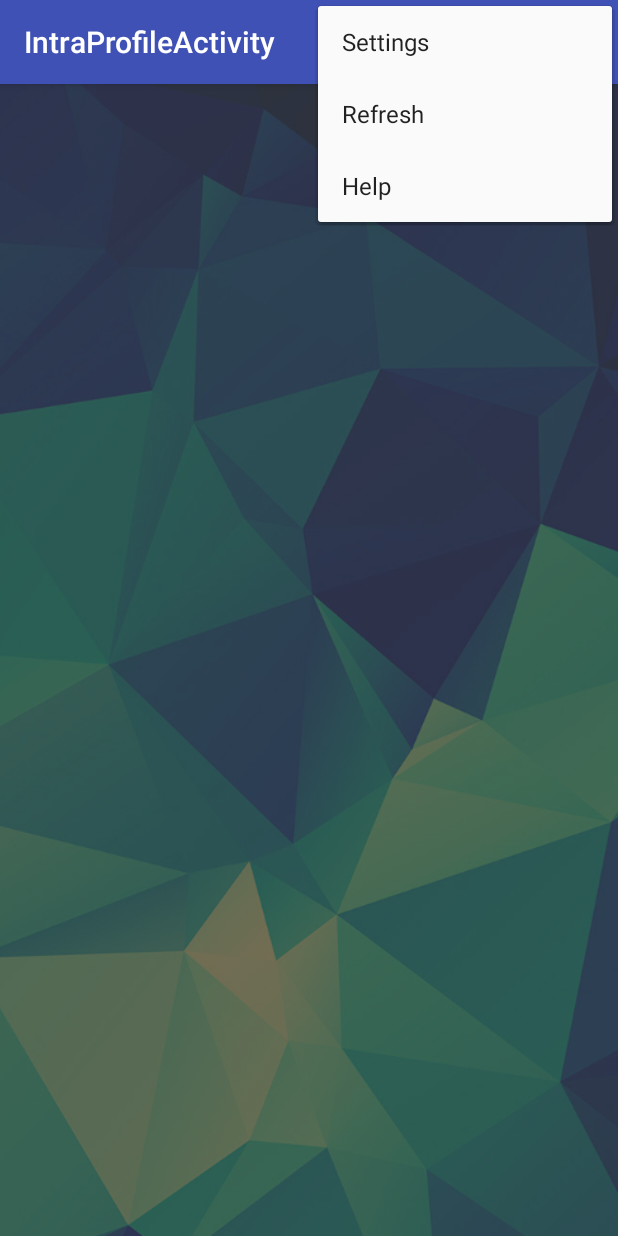
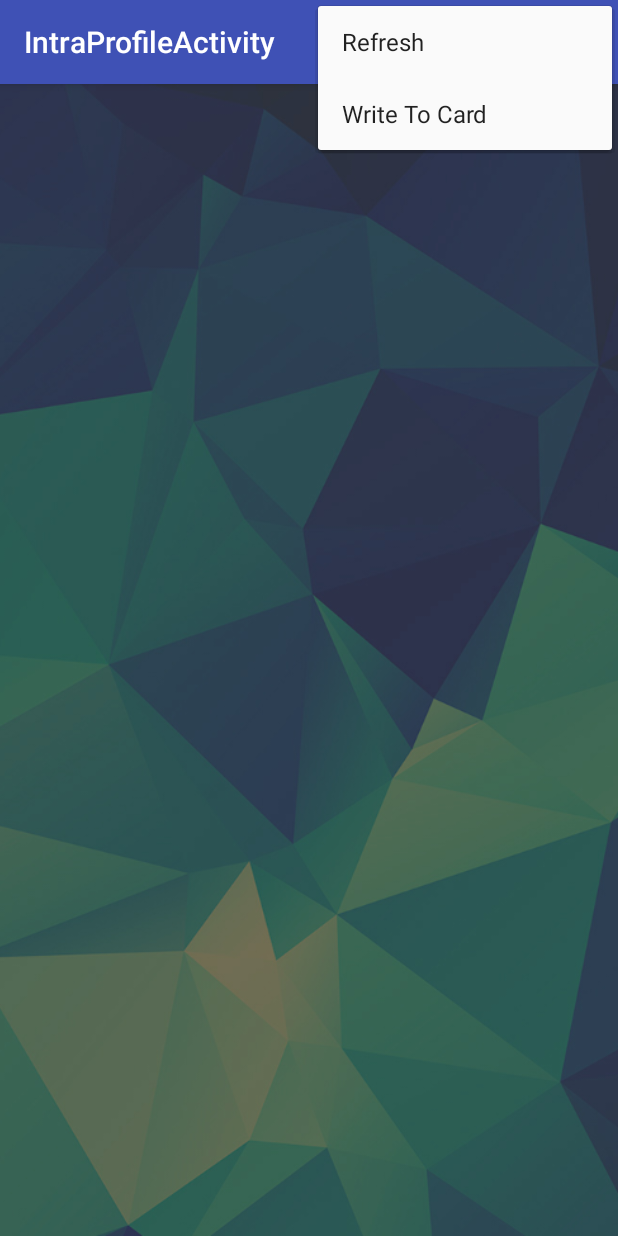
Before and after one commit to Cloudxtreme/idcard, an Android app: the IntraProfileActivity screen opened directly, with no data from a screen before it, with the options menu open, on a phone screen of 412 x 824 dp. Run offline under Robolectric (Android 15) with nearby library versions, the light colour scheme and no system bars; our stand-ins replace Picasso; network calls fail; pictures from the network do not load.

Commit message:
added writeCallback in IntraProfile

```diff
--- a/android/app/src/main/java/org/us/x42/kyork/idcard/IntraProfileActivity.java
+++ b/android/app/src/main/java/org/us/x42/kyork/idcard/IntraProfileActivity.java
@@ -32,12 +32,15 @@ public class IntraProfileActivity extends AppCompatActivity {
 
     private List<ProgressBar> progressBars = new ArrayList<ProgressBar>();
     private MenuItem.OnMenuItemClickListener refreshCallback;
+    private MenuItem.OnMenuItemClickListener writeCallback;
 
     @Override
     public boolean onCreateOptionsMenu(Menu menu) {
         getMenuInflater().inflate(R.menu.menu_setup, menu);
         MenuItem refresh = menu.findItem(R.id.refresh);
         refresh.setOnMenuItemClickListener(this.refreshCallback);
+        MenuItem write = menu.findItem(R.id.write);
+        write.setOnMenuItemClickListener(this.writeCallback);
         return true;
     }
 
@@ -227,6 +230,18 @@ public class IntraProfileActivity extends AppCompatActivity {
             }
         };
 
+        this.writeCallback = new MenuItem.OnMenuItemClickListener() {
+            @Override
+            public boolean onMenuItemClick(MenuItem item) {
+                try {
+                    IntraProfileActivity.api.queryUser(login, true);
+                } catch (IOException | JSONException e) {
+                    e.printStackTrace(System.err);
+                }
+                return true;
+            }
+        };
+
         boolean shouldReload = launchIntent.getBooleanExtra("shouldReload", false);
 
         if (api == null)
--- a/android/app/src/main/res/menu/menu_setup.xml
+++ b/android/app/src/main/res/menu/menu_setup.xml
@@ -2,12 +2,6 @@
     xmlns:app="http://schemas.android.com/apk/res-auto"
     xmlns:tools="http://schemas.android.com/tools"
     tools:context="org.us.x42.kyork.idcard.SetupActivity">
-    <item
-        android:id="@+id/action_settings"
-        android:orderInCategory="100"
-        android:title="@string/action_settings"
-        app:showAsAction="never" />
-
     <item
         android:id="@+id/refresh"
         android:orderInCategory="200"
@@ -15,8 +9,8 @@
         app:showAsAction="never" />
 
     <item
-        android:id="@+id/help"
+        android:id="@+id/write"
         android:orderInCategory="300"
-        android:title="Help"
+        android:title="Write To Card"
         app:showAsAction="never"/>
 </menu>
```
